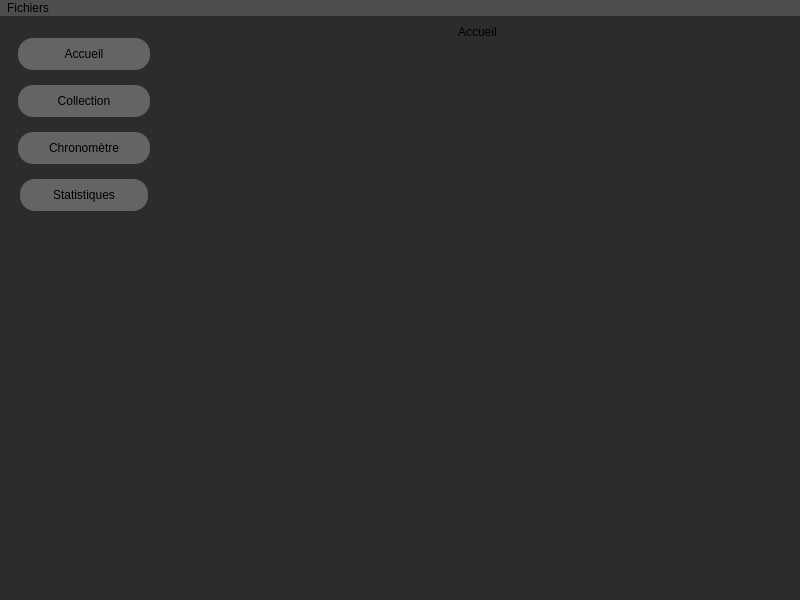
COALA-sftwr/monkey-model-kits, file gui/MonkeyWindow.ui: the form before one commit.
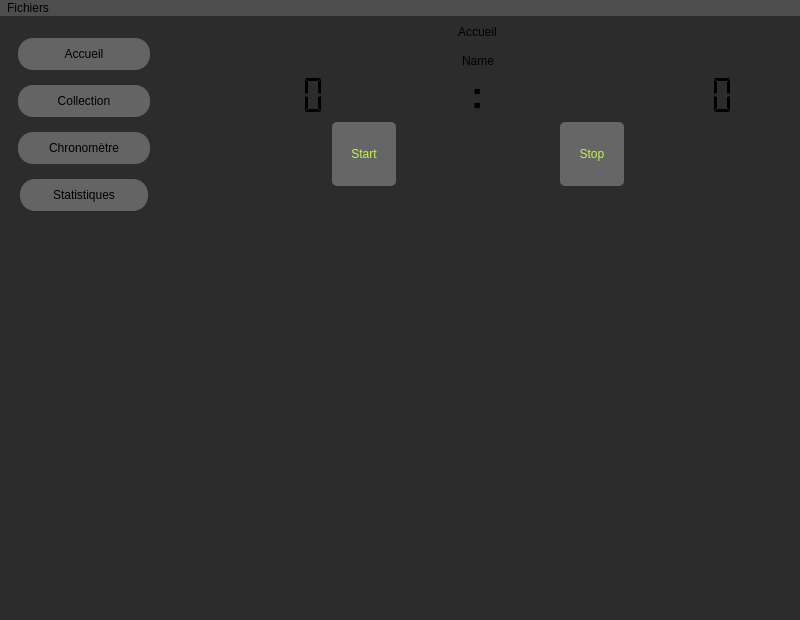
The form after the commit. The open tabs and pages were chosen to show the change.

Commit message: {add}[Run]: Implemented first StopWatch GUI

What changed in the file:
```diff
--- a/gui/MonkeyWindow.ui
+++ b/gui/MonkeyWindow.ui
@@ -181,7 +181,7 @@
      </widget>
     </item>
     <item>
-     <layout class="QVBoxLayout" name="verticalLayout_6">
+     <layout class="QVBoxLayout" name="pagesLayout">
       <item alignment="Qt::AlignHCenter|Qt::AlignVCenter">
        <widget class="QLabel" name="pageLabel">
         <property name="enabled">
@@ -234,21 +234,12 @@
             </property>
            </widget>
           </item>
-          <item>
-           <spacer name="verticalSpacer_2">
-            <property name="orientation">
-             <enum>Qt::Vertical</enum>
+          <item alignment="Qt::AlignLeft">
+           <widget class="QLabel" name="lastSessionLabel">
+            <property name="text">
+             <string>Dernière session</string>
             </property>
-            <property name="sizeType">
-             <enum>QSizePolicy::Fixed</enum>
-            </property>
-            <property name="sizeHint" stdset="0">
-             <size>
-              <width>20</width>
-              <height>15</height>
-             </size>
-            </property>
-           </spacer>
+           </widget>
           </item>
           <item alignment="Qt::AlignHCenter|Qt::AlignVCenter">
            <widget class="QFrame" name="lastModelFrame">
@@ -408,20 +399,26 @@
            </widget>
           </item>
           <item>
-           <spacer name="verticalSpacer">
-            <property name="orientation">
-             <enum>Qt::Vertical</enum>
+           <widget class="QLabel" name="favoriteLabel">
+            <property name="text">
+             <string>Maquettes favorites</string>
             </property>
-            <property name="sizeType">
-             <enum>QSizePolicy::Expanding</enum>
-            </property>
-            <property name="sizeHint" stdset="0">
+           </widget>
+          </item>
+          <item>
+           <widget class="QWidget" name="favoritesWidget" native="true">
+            <property name="minimumSize">
              <size>
-              <width>20</width>
+              <width>0</width>
               <height>400</height>
              </size>
             </property>
-           </spacer>
+            <layout class="QHBoxLayout" name="horizontalLayout_3">
+             <item>
+              <layout class="QHBoxLayout" name="favoritesLayout"/>
+             </item>
+            </layout>
+           </widget>
           </item>
          </layout>
         </widget>
@@ -429,7 +426,134 @@
          <layout class="QVBoxLayout" name="verticalLayout_7"/>
         </widget>
         <widget class="QWidget" name="StopWatchPage">
-         <layout class="QVBoxLayout" name="verticalLayout_9"/>
+         <layout class="QVBoxLayout" name="verticalLayout_9">
+          <item alignment="Qt::AlignHCenter|Qt::AlignVCenter">
+           <widget class="QLabel" name="selectedModelLabel">
+            <property name="maximumSize">
+             <size>
+              <width>16777215</width>
+              <height>24</height>
+             </size>
+            </property>
+            <property name="text">
+             <string>Name</string>
+            </property>
+           </widget>
+          </item>
+          <item>
+           <layout class="QHBoxLayout" name="stopWatchLayout">
+            <item>
+             <widget class="QLCDNumber" name="lcdNumber">
+              <property name="mode">
+               <enum>QLCDNumber::Dec</enum>
+              </property>
+              <property name="segmentStyle">
+               <enum>QLCDNumber::Flat</enum>
+              </property>
+             </widget>
+            </item>
+            <item alignment="Qt::AlignHCenter">
+             <widget class="QLabel" name="label">
+              <property name="font">
+               <font>
+                <pointsize>28</pointsize>
+                <bold>true</bold>
+               </font>
+              </property>
+              <property name="text">
+               <string>:</string>
+              </property>
+             </widget>
+            </item>
+            <item>
+             <widget class="QLCDNumber" name="lcdNumber_2">
+              <property name="maximumSize">
+               <size>
+                <width>258</width>
+                <height>16777215</height>
+               </size>
+              </property>
+              <property name="frameShape">
+               <enum>QFrame::Box</enum>
+              </property>
+              <property name="smallDecimalPoint">
+               <bool>false</bool>
+              </property>
+              <property name="segmentStyle">
+               <enum>QLCDNumber::Flat</enum>
+              </property>
+             </widget>
+            </item>
+           </layout>
+          </item>
+          <item>
+           <layout class="QHBoxLayout" name="horizontalLayout_2">
+            <item>
+             <widget class="QPushButton" name="startWatch">
+              <property name="minimumSize">
+               <size>
+                <width>64</width>
+                <height>64</height>
+               </size>
+              </property>
+              <property name="maximumSize">
+               <size>
+                <width>64</width>
+                <height>64</height>
+               </size>
+              </property>
+              <property name="styleSheet">
+               <string notr="true">color: rgb(196, 243, 79);
+background-color: rgb(102, 102, 102);
+border-color: rgb(42, 42, 42);
+border-radius: 5px;</string>
+              </property>
+              <property name="text">
+               <string>Start</string>
+              </property>
+             </widget>
+            </item>
+            <item>
+             <widget class="QPushButton" name="stopWatch">
+              <property name="minimumSize">
+               <size>
+                <width>64</width>
+                <height>64</height>
+               </size>
+              </property>
+              <property name="maximumSize">
+               <size>
+                <width>64</width>
+                <height>64</height>
+               </size>
+              </property>
+              <property name="styleSheet">
+               <string notr="true">color: rgb(196, 243, 79);
+background-color: rgb(102, 102, 102);
+border-color: rgb(42, 42, 42);
+border-radius: 5px;</string>
+              </property>
+              <property name="text">
+               <string>Stop</string>
+              </property>
+             </widget>
+            </item>
+           </layout>
+          </item>
+          <item>
+           <spacer name="verticalSpacer_3">
+            <property name="orientation">
+             <enum>Qt::Vertical</enum>
+            </property>
+            <property name="sizeHint" stdset="0">
+             <size>
+              <width>20</width>
+              <height>40</height>
+             </size>
+            </property>
+           </spacer>
+          </item>
+         </layout>
         </widget>
         <widget class="QWidget" name="StatisticsPage">
          <layout class="QVBoxLayout" name="verticalLayout_10"/>
@@ -446,7 +570,7 @@
      <x>0</x>
      <y>0</y>
      <width>800</width>
-     <height>22</height>
+     <height>18</height>
     </rect>
    </property>
    <property name="styleSheet">
```
The commit also changes 3 other files.
